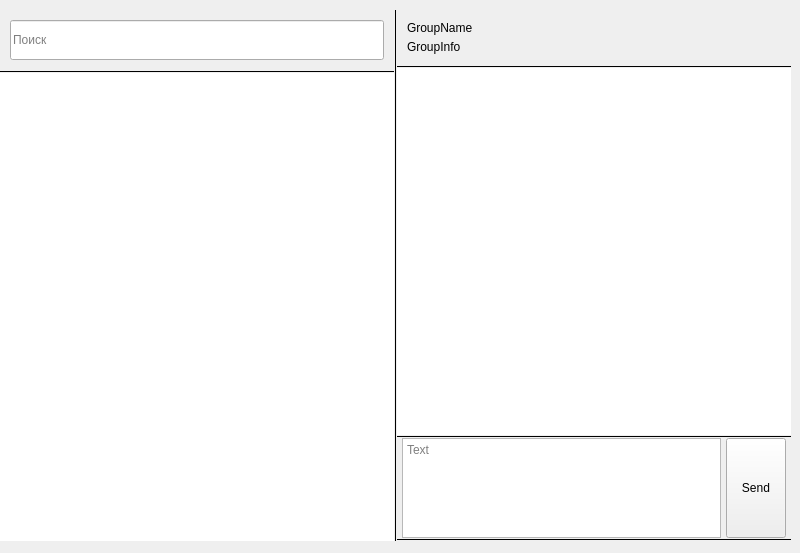
Old version of the form src/client/ui/MainWidget/mainwidget.ui in the repository DuckLuckBreakout/InCorp-messenger.
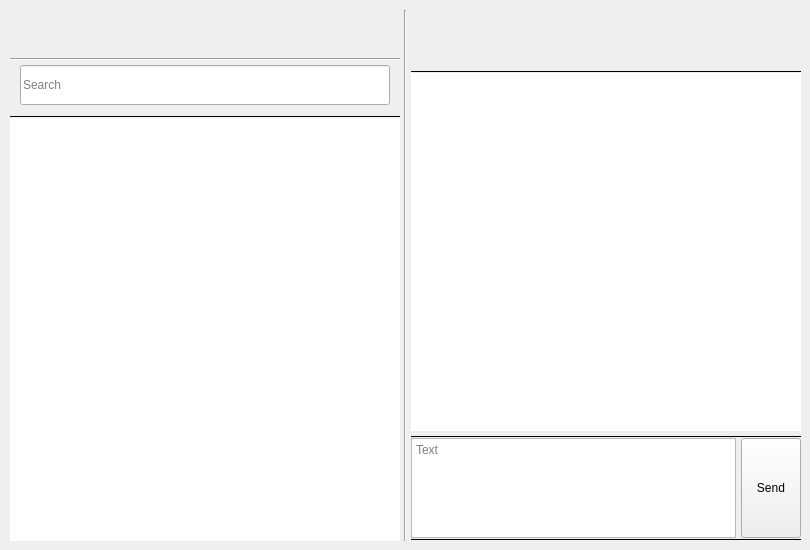
New version of the form. Custom widgets are drawn as their Qt base class.

Commit message: Add group widgets

What changed in the file:
```diff
--- a/src/client/ui/MainWidget/mainwidget.ui
+++ b/src/client/ui/MainWidget/mainwidget.ui
@@ -6,8 +6,8 @@
    <rect>
     <x>0</x>
     <y>0</y>
-    <width>800</width>
-    <height>553</height>
+    <width>810</width>
+    <height>550</height>
    </rect>
   </property>
   <property name="windowTitle">
@@ -16,7 +16,7 @@
   <widget class="QWidget" name="horizontalLayoutWidget_4">
    <property name="geometry">
     <rect>
-     <x>0</x>
+     <x>10</x>
      <y>10</y>
      <width>791</width>
      <height>531</height>
@@ -70,6 +70,133 @@
          <property name="sizeConstraint">
           <enum>QLayout::SetDefaultConstraint</enum>
          </property>
+         <item>
+          <spacer name="verticalSpacer_7">
+           <property name="orientation">
+            <enum>Qt::Vertical</enum>
+           </property>
+           <property name="sizeType">
+            <enum>QSizePolicy::Fixed</enum>
+           </property>
+           <property name="sizeHint" stdset="0">
+            <size>
+             <width>20</width>
+             <height>10</height>
+            </size>
+           </property>
+          </spacer>
+         </item>
+         <item>
+          <layout class="QHBoxLayout" name="horizontalLayout_5">
+           <property name="spacing">
+            <number>0</number>
+           </property>
+           <item>
+            <spacer name="horizontalSpacer_7">
+             <property name="orientation">
+              <enum>Qt::Horizontal</enum>
+             </property>
+             <property name="sizeType">
+              <enum>QSizePolicy::Fixed</enum>
+             </property>
+             <property name="sizeHint" stdset="0">
+              <size>
+               <width>10</width>
+               <height>20</height>
+              </size>
+             </property>
+            </spacer>
+           </item>
+           <item>
+            <layout class="QVBoxLayout" name="verticalLayout_3">
+             <property name="spacing">
+              <number>0</number>
+             </property>
+             <item>
+              <widget class="QLabel" name="userName">
+               <property name="minimumSize">
+                <size>
+                 <width>5</width>
+                 <height>15</height>
+                </size>
+               </property>
+               <property name="text">
+                <string/>
+               </property>
+              </widget>
+             </item>
+             <item>
+              <spacer name="verticalSpacer_8">
+               <property name="orientation">
+                <enum>Qt::Vertical</enum>
+               </property>
+               <property name="sizeType">
+                <enum>QSizePolicy::Fixed</enum>
+               </property>
+               <property name="sizeHint" stdset="0">
+                <size>
+                 <width>20</width>
+                 <height>4</height>
+                </size>
+               </property>
+              </spacer>
+             </item>
+             <item>
+              <widget class="QLabel" name="userRole">
+               <property name="minimumSize">
+                <size>
+                 <width>5</width>
+                 <height>15</height>
+                </size>
+               </property>
+               <property name="text">
+                <string/>
+               </property>
+              </widget>
+             </item>
+            </layout>
+           </item>
+           <item>
+            <spacer name="horizontalSpacer_9">
+             <property name="orientation">
+              <enum>Qt::Horizontal</enum>
+             </property>
+             <property name="sizeType">
+              <enum>QSizePolicy::Fixed</enum>
+             </property>
+             <property name="sizeHint" stdset="0">
+              <size>
+               <width>10</width>
+               <height>20</height>
+              </size>
+             </property>
+            </spacer>
+           </item>
+          </layout>
+         </item>
+         <item>
+          <spacer name="verticalSpacer_9">
+           <property name="orientation">
+            <enum>Qt::Vertical</enum>
+           </property>
+           <property name="sizeType">
+            <enum>QSizePolicy::Fixed</enum>
+           </property>
+           <property name="sizeHint" stdset="0">
+            <size>
+             <width>20</width>
+             <height>4</height>
+            </size>
+           </property>
+          </spacer>
+         </item>
+         <item>
+          <widget class="Line" name="line_6">
+           <property name="orientation">
+            <enum>Qt::Horizontal</enum>
+           </property>
+          </widget>
+         </item>
          <item>
           <spacer name="verticalSpacer_2">
            <property name="orientation">
@@ -81,7 +208,7 @@
            <property name="sizeHint" stdset="0">
             <size>
              <width>20</width>
-             <height>10</height>
+             <height>4</height>
             </size>
            </property>
           </spacer>
@@ -116,7 +243,7 @@
               </size>
              </property>
              <property name="placeholderText">
-              <string>Поиск</string>
+              <string>Search</string>
              </property>
             </widget>
            </item>
@@ -235,36 +362,45 @@
       </layout>
      </widget>
     </item>
+    <item>
+     <spacer name="horizontalSpacer_5">
+      <property name="orientation">
+       <enum>Qt::Horizontal</enum>
+      </property>
+      <property name="sizeType">
+       <enum>QSizePolicy::Fixed</enum>
+      </property>
+      <property name="sizeHint" stdset="0">
+       <size>
+        <width>4</width>
+        <height>20</height>
+       </size>
+      </property>
+     </spacer>
+    </item>
     <item>
      <widget class="Line" name="line">
-      <property name="autoFillBackground">
-       <bool>false</bool>
-      </property>
-      <property name="styleSheet">
-       <string notr="true">QFrame[frameShape=&quot;5&quot;]
-{
-    border: 0.5px;
-	max-width: 0.5px;
-    background: rgb(220,220,220);
-}
-QFrame[frameShape=&quot;4&quot;]
-{
-    border: 0.5px;
-	max-height: 0.5px;
-    background: rgb(220,220,220);
-}</string>
-      </property>
-      <property name="frameShadow">
-       <enum>QFrame::Plain</enum>
-      </property>
-      <property name="lineWidth">
-       <number>1</number>
-      </property>
       <property name="orientation">
        <enum>Qt::Vertical</enum>
       </property>
      </widget>
     </item>
+    <item>
+     <spacer name="horizontalSpacer_10">
+      <property name="orientation">
+       <enum>Qt::Horizontal</enum>
+      </property>
+      <property name="sizeType">
+       <enum>QSizePolicy::Fixed</enum>
+      </property>
+      <property name="sizeHint" stdset="0">
+       <size>
+        <width>4</width>
+        <height>20</height>
+       </size>
+      </property>
+     </spacer>
+    </item>
     <item>
      <widget class="QWidget" name="rightwidget" native="true">
       <layout class="QVBoxLayout" name="verticalLayout_2">
@@ -341,8 +477,13 @@
                  <height>15</height>
                 </size>
                </property>
+               <property name="font">
+                <font>
+                 <pointsize>12</pointsize>
+                </font>
+               </property>
                <property name="text">
-                <string>GroupName</string>
+                <string/>
                </property>
               </widget>
              </item>
@@ -370,8 +511,13 @@
                  <height>15</height>
                 </size>
                </property>
+               <property name="font">
+                <font>
+                 <pointsize>9</pointsize>
+                </font>
+               </property>
                <property name="text">
-                <string>GroupInfo</string>
+                <string/>
                </property>
               </widget>
              </item>
@@ -406,7 +552,7 @@
            <property name="sizeHint" stdset="0">
             <size>
              <width>20</width>
-             <height>11</height>
+             <height>13</height>
             </size>
            </property>
           </spacer>
@@ -490,6 +636,22 @@
            </property>
           </widget>
          </item>
+         <item>
+          <spacer name="verticalSpacer_6">
+           <property name="orientation">
+            <enum>Qt::Vertical</enum>
+           </property>
+           <property name="sizeType">
+            <enum>QSizePolicy::Fixed</enum>
+           </property>
+           <property name="sizeHint" stdset="0">
+            <size>
+             <width>20</width>
+             <height>4</height>
+            </size>
+           </property>
+          </spacer>
+         </item>
          <item>
           <widget class="Line" name="line_3">
            <property name="autoFillBackground">
@@ -525,22 +687,6 @@
            <property name="spacing">
             <number>0</number>
            </property>
-           <item>
-            <spacer name="horizontalSpacer_9">
-             <property name="orientation">
-              <enum>Qt::Horizontal</enum>
-             </property>
-             <property name="sizeType">
-              <enum>QSizePolicy::Fixed</enum>
-             </property>
-             <property name="sizeHint" stdset="0">
-              <size>
-               <width>5</width>
-               <height>20</height>
-              </size>
-             </property>
-            </spacer>
-           </item>
            <item>
             <widget class="QTextEdit" name="messageInput">
              <property name="maximumSize">
@@ -595,22 +741,6 @@
              </property>
             </widget>
            </item>
-           <item>
-            <spacer name="horizontalSpacer_10">
-             <property name="orientation">
-              <enum>Qt::Horizontal</enum>
-             </property>
-             <property name="sizeType">
-              <enum>QSizePolicy::Fixed</enum>
-             </property>
-             <property name="sizeHint" stdset="0">
-              <size>
-               <width>5</width>
-               <height>20</height>
-              </size>
-             </property>
-            </spacer>
-           </item>
           </layout>
          </item>
          <item>
```
Left out of the diff: 3 changed lines with no effect on the pictures. The commit also changes 68 other files.
